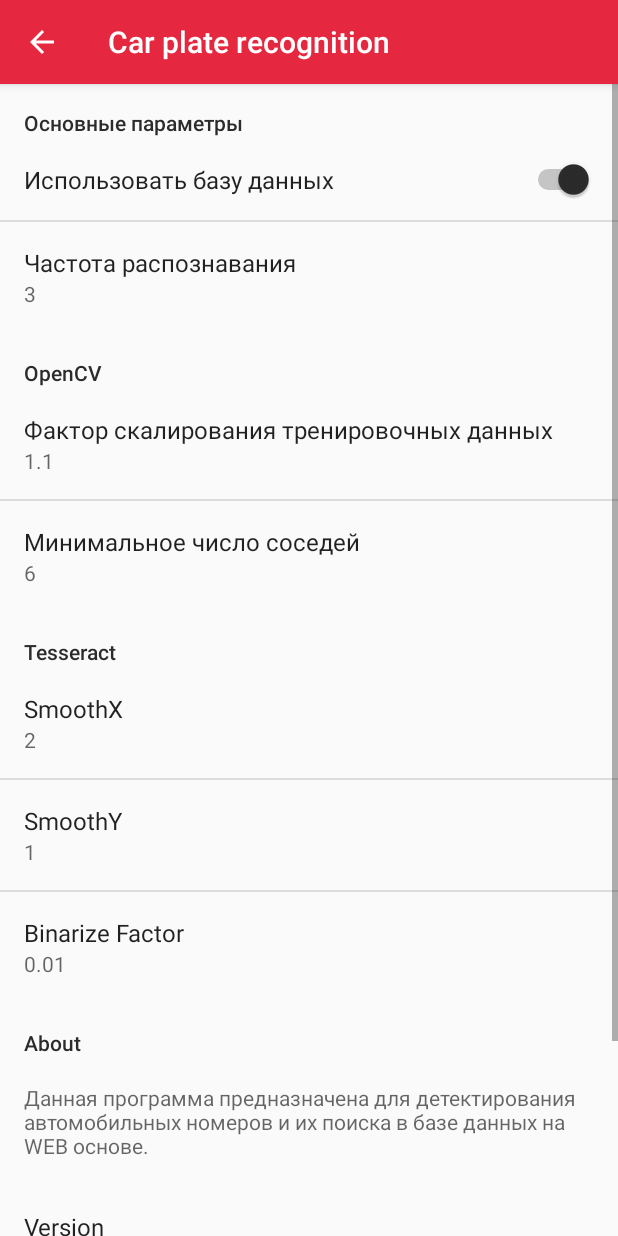
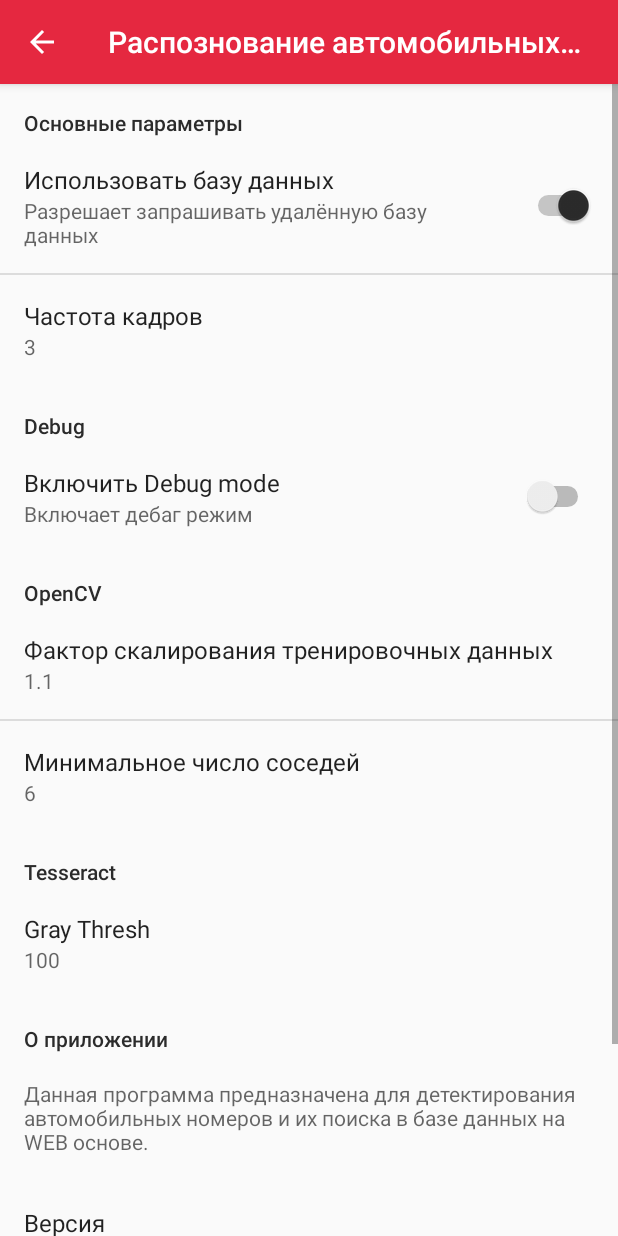
Before and after one commit to RealMetamorph/AutoNumberMobile, an Android app: the SettingsActivity screen opened directly, with no data from a screen before it, on a phone screen of 412 x 824 dp. Run offline under Robolectric (Android 15) with nearby library versions, the phone set to English and light mode, and no system bars; 1 statement that could not run was skipped.

Commit message:
Version 1.5

```diff
--- a/app/src/main/java/coursework/cpr/car_plate_recognition/SettingsActivity.java
+++ b/app/src/main/java/coursework/cpr/car_plate_recognition/SettingsActivity.java
@@ -46,11 +46,9 @@ public class SettingsActivity extends AppCompatActivity {
             bindPreferenceSummaryToValue(findPreference(getString(R.string.scalefactor)));
             bindPreferenceSummaryToValue(findPreference(getString(R.string.frequency)));
             bindPreferenceSummaryToValue(findPreference(getString(R.string.minNeighbors)));
-            bindPreferenceSummaryToValue(findPreference(getString(R.string.smoothX)));
-            bindPreferenceSummaryToValue(findPreference(getString(R.string.smoothY)));
-            bindPreferenceSummaryToValue(findPreference(getString(R.string.binarizeFactor)));
+            bindPreferenceSummaryToValue(findPreference(getString(R.string.grayThresh)));
             bindPreferenceSummaryToValueBoolean(findPreference(getString(R.string.key_checkbox)));
-
+            bindPreferenceSummaryToValueBoolean(findPreference(getString(R.string.debugMode)));
 
         }
     }
--- a/app/src/main/res/values/strings.xml
+++ b/app/src/main/res/values/strings.xml
@@ -1,43 +1,26 @@
 <resources>
-    <string name="app_name">Car plate recognition</string>
+    <string name="app_name">Распознование автомобильных номеров</string>
     <string name="action_settings">Settings</string>
-    <string name="title_activity_settings">Settings</string>
-    <string name="Enter_text">Enter text</string>
+    <string name="title_activity_settings">Настройки</string>
     <string name="title_check">Использовать базу данных</string>
-    <string name="summary_checkbox"></string>
-    <string name="title_upload_quality">Upload Quality</string>
-    <string name="summary_upload_video_quality">Specify video quality for uploads</string>
-    <string name="pref_title_misc">Miscelaneous</string>
-    <string name="pref_header_about">About</string>
+    <string name="summary_checkbox">Разрешает запрашивать удалённую базу данных</string>
+    <string name="pref_header_about">О приложении</string>
     <string name="summary_about">Данная программа предназначена для детектирования автомобильных номеров и их поиска в базе данных на WEB основе.</string>
-    <string name="app_version">1.0</string>
-    <string name="privacy_policy">Privacy Policy</string>
-    <string name="url_privacy">https://9gag.com/</string>
-    <string name="title_terms">Terms &amp; Conditions</string>
-    <string name="url_terms">https://9gag.com/</string>
-    <string name="title_version">Version</string>
-    <string name="choose_email_client">Choose email client</string>
-    <string name="title_Enter_text">Title</string>
-    <string name="title_switch1">That\'s a switch</string>
-    <string name="title_switch2">Another Switch</string>
-    <string name="summary_switch2">Some summary</string>
+    <string name="app_version">1.5</string>
+    <string name="privacy_policy">Политика приватности</string>
+    <string name="url_privacy">https://github.com/RealMetamorph/AutoNumberMobile</string>
+    <string name="title_terms">Условия и положения</string>
+    <string name="url_terms">https://github.com/RealMetamorph/AutoNumberMobile</string>
+    <!--https://9gag.com/-->
+    <string name="title_version">Версия</string>
     <string name="key_checkbox">key_checkbox</string>
-    <string name="Enter_text_name">Enter_text_name</string>
-    <string name="key_upload_quality">key_upload_quality</string>
-    <string name="key_switch1">key_switch1</string>
-    <string name="key_switch2">key_switch2</string>
-    <string name="button">Button</string>
     <string name="work">Работать</string>
-    <string name="web_btn">web_btn</string>
     <string name="info">Инфо</string>
-    <string name="summary">Current answer is: </string>
-    <string name="dialog_title">Ultimate Question Answer</string>
     <string name="frequencyDefaultValue">3</string>
     <string name="scalefactorDefaultValue">1.1</string>
-    <string name="binarizeFactorDefaultValue">0.01</string>
     <string name="frequency">frequency</string>
     <string name="frequencySummary">5</string>
-    <string name="frequencyTitle">Частота распознавания</string>
+    <string name="frequencyTitle">Частота кадров</string>
     <string name="scalefactor">scalefactor</string>
     <string name="scalefactorTitle">Фактор скалирования тренировочных данных</string>
     <string name="scalefactorSummary">1.1</string>
@@ -45,15 +28,11 @@
     <string name="minNeighbors">minneighbors</string>
     <string name="minNeighborsSummary">6</string>
     <string name="minNeighborsTitle">Минимальное число соседей</string>
-    <string name="smoothxDefaultValue">2</string>
-    <string name="smoothX">smoothX</string>
-    <string name="smoothxSummary">2</string>
-    <string name="smoothxTitle">SmoothX</string>
-    <string name="smoothyDefaultValue">1</string>
-    <string name="smoothY">smoothY</string>
-    <string name="smoothySummary">1</string>
-    <string name="smoothyTitle">SmoothY</string>
-    <string name="binarizeFactor">binarizeFactor</string>
-    <string name="binarizeFactorSummary">0.01</string>
-    <string name="binarizeFactorTitle">Binarize Factor</string>
+    <string name="grayThresh">grayThresh</string>
+    <string name="grayThreshSummary">100</string>
+    <string name="grayThreshDefaultValue">100</string>
+    <string name="grayThreshTitle">Gray Thresh</string>
+    <string name="debugMode">debug_mode</string>
+    <string name="debugModeSummary">Включает дебаг режим</string>
+    <string name="debugModeTitle">Включить Debug mode</string>
 </resources>
--- a/app/src/main/res/xml/pref_main.xml
+++ b/app/src/main/res/xml/pref_main.xml
@@ -1,18 +1,28 @@
 <?xml version="1.0" encoding="utf-8"?>
-<PreferenceScreen xmlns:android="http://schemas.android.com/apk/res/android"
-    xmlns:sample="http://schemas.android.com/apk/res-auto">
+<PreferenceScreen xmlns:android="http://schemas.android.com/apk/res/android">
     <PreferenceCategory android:title="Основные параметры">
         <SwitchPreference
             android:defaultValue="true"
             android:key="@string/key_checkbox"
             android:summary="@string/summary_checkbox"
             android:title="@string/title_check" />
-    </PreferenceCategory>
+
     <EditTextPreference
         android:defaultValue="@string/frequencyDefaultValue"
         android:key="@string/frequency"
         android:summary="@string/frequencySummary"
         android:title="@string/frequencyTitle" />
+    </PreferenceCategory>
+
+    <PreferenceCategory android:title="Debug">
+
+        <SwitchPreference
+            android:defaultValue="false"
+            android:key="@string/debugMode"
+            android:summary="@string/debugModeSummary"
+            android:title="@string/debugModeTitle" />
+
+    </PreferenceCategory>
 
     <PreferenceCategory android:title="OpenCV">
 
@@ -32,20 +42,10 @@
     <PreferenceCategory android:title="Tesseract">
 
         <EditTextPreference
-            android:defaultValue="@string/smoothxDefaultValue"
-            android:key="@string/smoothX"
-            android:summary="@string/smoothxSummary"
-            android:title="@string/smoothxTitle" />
-        <EditTextPreference
-            android:defaultValue="@string/smoothyDefaultValue"
-            android:key="@string/smoothY"
-            android:summary="@string/smoothySummary"
-            android:title="@string/smoothyTitle" />
-        <EditTextPreference
-            android:defaultValue="@string/binarizeFactorDefaultValue"
-            android:key="@string/binarizeFactor"
-            android:summary="@string/binarizeFactorSummary"
-            android:title="@string/binarizeFactorTitle" />
+            android:defaultValue="@string/grayThreshDefaultValue"
+            android:key="@string/grayThresh"
+            android:summary="@string/grayThreshSummary"
+            android:title="@string/grayThreshTitle" />
 
 
     </PreferenceCategory>
```
Also changed, not shown: app/build.gradle (+2 -5 lines), app/src/main/java/coursework/cpr/car_plate_recognition/CameraActivity.java (+49 -32 lines), app/src/main/java/coursework/cpr/car_plate_recognition/MainActivity.java (+4 -11 lines).
